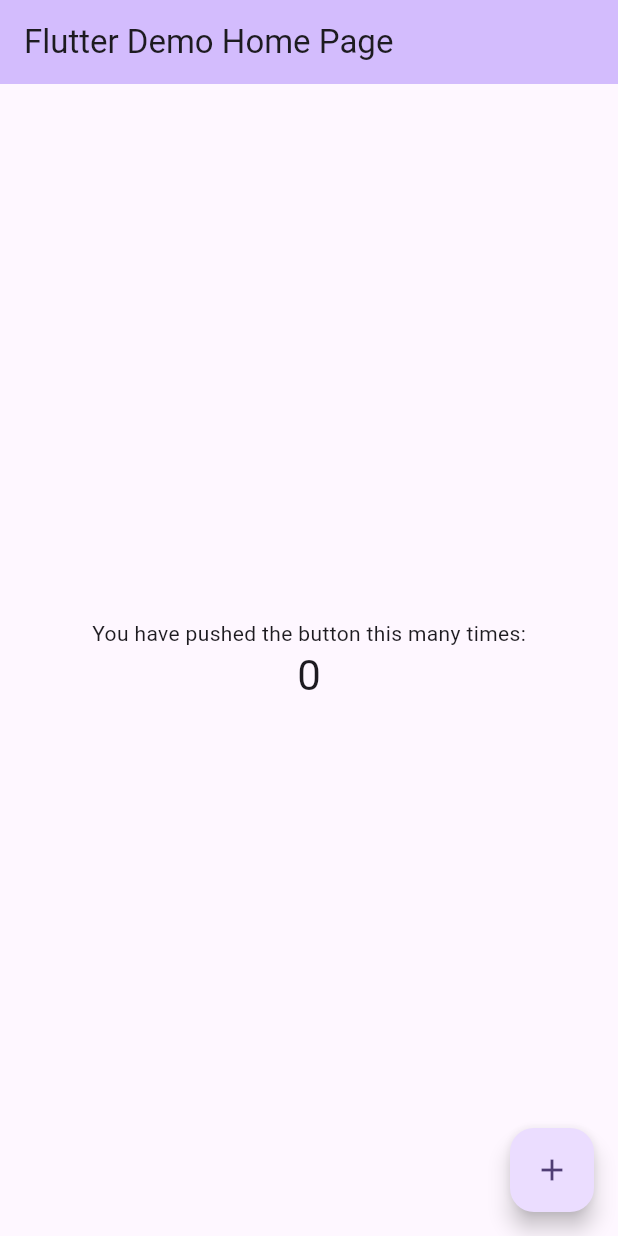
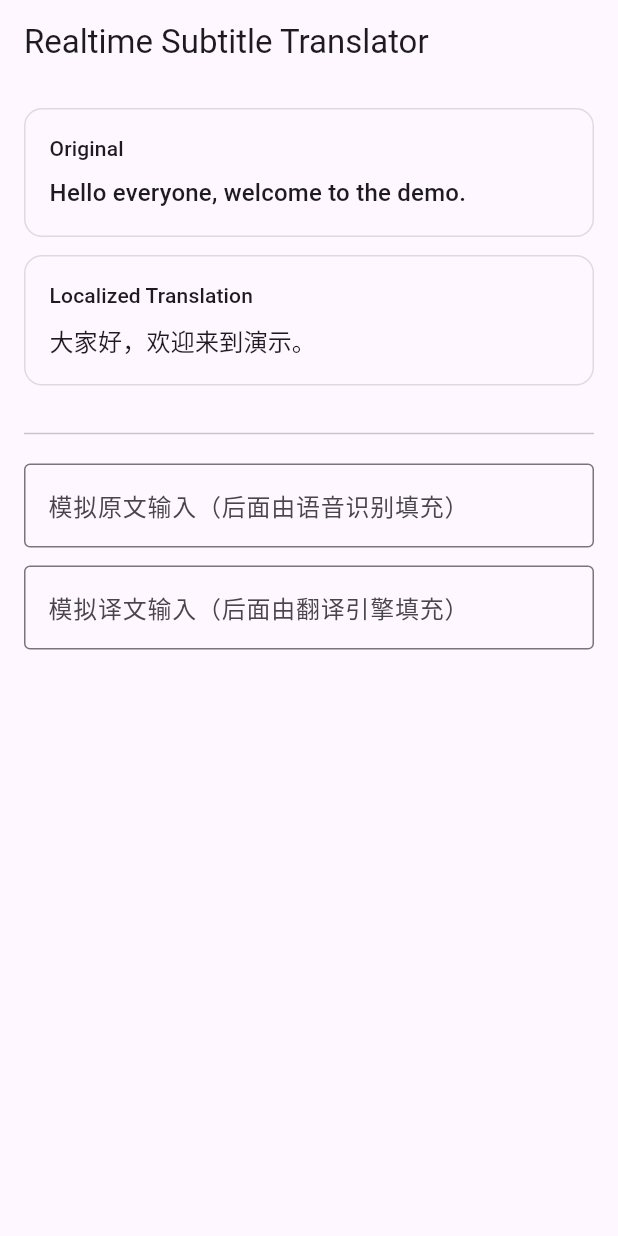
Before and after one commit to XxmouxX/-realtime-subtitle-translator, a Flutter app: the screen it shows after launch, on a phone screen of 412 x 824 dp. Run offline on Flutter 3.47's test engine with Material 3 defaults, Android fonts, the phone set to English and light mode, and no system bars.

Commit message:
Add Flutter client and subtitle UI skeleton

```diff
--- a/apps/client_flutter/lib/main.dart
+++ b/apps/client_flutter/lib/main.dart
@@ -1,122 +1,100 @@
 import 'package:flutter/material.dart';
 
 void main() {
-  runApp(const MyApp());
+  runApp(const SubtitleApp());
 }
 
-class MyApp extends StatelessWidget {
-  const MyApp({super.key});
+class SubtitleApp extends StatelessWidget {
+  const SubtitleApp({super.key});
 
-  // This widget is the root of your application.
   @override
   Widget build(BuildContext context) {
     return MaterialApp(
-      title: 'Flutter Demo',
-      theme: ThemeData(
-        // This is the theme of your application.
-        //
-        // TRY THIS: Try running your application with "flutter run". You'll see
-        // the application has a purple toolbar. Then, without quitting the app,
-        // try changing the seedColor in the colorScheme below to Colors.green
-        // and then invoke "hot reload" (save your changes or press the "hot
-        // reload" button in a Flutter-supported IDE, or press "r" if you used
-        // the command line to start the app).
-        //
-        // Notice that the counter didn't reset back to zero; the application
-        // state is not lost during the reload. To reset the state, use hot
-        // restart instead.
-        //
-        // This works for code too, not just values: Most code changes can be
-        // tested with just a hot reload.
-        colorScheme: .fromSeed(seedColor: Colors.deepPurple),
-      ),
-      home: const MyHomePage(title: 'Flutter Demo Home Page'),
+      title: 'Realtime Subtitle Translator',
+      debugShowCheckedModeBanner: false,
+      theme: ThemeData(useMaterial3: true),
+      home: const SubtitleHomePage(),
     );
   }
 }
 
-class MyHomePage extends StatefulWidget {
-  const MyHomePage({super.key, required this.title});
-
-  // This widget is the home page of your application. It is stateful, meaning
-  // that it has a State object (defined below) that contains fields that affect
-  // how it looks.
-
-  // This class is the configuration for the state. It holds the values (in this
-  // case the title) provided by the parent (in this case the App widget) and
-  // used by the build method of the State. Fields in a Widget subclass are
-  // always marked "final".
-
-  final String title;
+class SubtitleHomePage extends StatefulWidget {
+  const SubtitleHomePage({super.key});
 
   @override
-  State<MyHomePage> createState() => _MyHomePageState();
+  State<SubtitleHomePage> createState() => _SubtitleHomePageState();
 }
 
-class _MyHomePageState extends State<MyHomePage> {
-  int _counter = 0;
-
-  void _incrementCounter() {
-    setState(() {
-      // This call to setState tells the Flutter framework that something has
-      // changed in this State, which causes it to rerun the build method below
-      // so that the display can reflect the updated values. If we changed
-      // _counter without calling setState(), then the build method would not be
-      // called again, and so nothing would appear to happen.
-      _counter++;
-    });
-  }
+class _SubtitleHomePageState extends State<SubtitleHomePage> {
+  // 先用假数据占位：后面接入语音识别/翻译时替换这里
+  String original = 'Hello everyone, welcome to the demo.';
+  String translated = '大家好，欢迎来到演示。';
 
   @override
   Widget build(BuildContext context) {
-    // This method is rerun every time setState is called, for instance as done
-    // by the _incrementCounter method above.
-    //
-    // The Flutter framework has been optimized to make rerunning build methods
-    // fast, so that you can just rebuild anything that needs updating rather
-    // than having to individually change instances of widgets.
     return Scaffold(
       appBar: AppBar(
-        // TRY THIS: Try changing the color here to a specific color (to
-        // Colors.amber, perhaps?) and trigger a hot reload to see the AppBar
-        // change color while the other colors stay the same.
-        backgroundColor: Theme.of(context).colorScheme.inversePrimary,
-        // Here we take the value from the MyHomePage object that was created by
-        // the App.build method, and use it to set our appbar title.
-        title: Text(widget.title),
+        title: const Text('Realtime Subtitle Translator'),
       ),
-      body: Center(
-        // Center is a layout widget. It takes a single child and positions it
-        // in the middle of the parent.
+      body: Padding(
+        padding: const EdgeInsets.all(16),
         child: Column(
-          // Column is also a layout widget. It takes a list of children and
-          // arranges them vertically. By default, it sizes itself to fit its
-          // children horizontally, and tries to be as tall as its parent.
-          //
-          // Column has various properties to control how it sizes itself and
-          // how it positions its children. Here we use mainAxisAlignment to
-          // center the children vertically; the main axis here is the vertical
-          // axis because Columns are vertical (the cross axis would be
-          // horizontal).
-          //
-          // TRY THIS: Invoke "debug painting" (choose the "Toggle Debug Paint"
-          // action in the IDE, or press "p" in the console), to see the
-          // wireframe for each widget.
-          mainAxisAlignment: .center,
           children: [
-            const Text('You have pushed the button this many times:'),
-            Text(
-              '$_counter',
-              style: Theme.of(context).textTheme.headlineMedium,
+            _SubtitleCard(title: 'Original', text: original),
+            const SizedBox(height: 12),
+            _SubtitleCard(title: 'Localized Translation', text: translated),
+            const SizedBox(height: 24),
+            const Divider(),
+            const SizedBox(height: 12),
+            TextField(
+              decoration: const InputDecoration(
+                labelText: '模拟原文输入（后面由语音识别填充）',
+                border: OutlineInputBorder(),
+              ),
+              onChanged: (v) => setState(() => original = v),
+            ),
+            const SizedBox(height: 12),
+            TextField(
+              decoration: const InputDecoration(
+                labelText: '模拟译文输入（后面由翻译引擎填充）',
+                border: OutlineInputBorder(),
+              ),
+              onChanged: (v) => setState(() => translated = v),
             ),
           ],
         ),
       ),
-      floatingActionButton: FloatingActionButton(
-        onPressed: _incrementCounter,
-        tooltip: 'Increment',
-        child: const Icon(Icons.add),
+    );
+  }
+}
+
+class _SubtitleCard extends StatelessWidget {
+  final String title;
+  final String text;
+
+  const _SubtitleCard({required this.title, required this.text});
+
+  @override
+  Widget build(BuildContext context) {
+    return Container(
+      width: double.infinity,
+      padding: const EdgeInsets.all(16),
+      decoration: BoxDecoration(
+        borderRadius: BorderRadius.circular(12),
+        border: Border.all(color: Colors.black12),
+      ),
+      child: Column(
+        crossAxisAlignment: CrossAxisAlignment.start,
+        children: [
+          Text(title, style: Theme.of(context).textTheme.labelLarge),
+          const SizedBox(height: 8),
+          SelectableText(
+            text.isEmpty ? '（等待字幕…）' : text,
+            style: Theme.of(context).textTheme.titleMedium,
+          ),
+        ],
       ),
     );
   }
 }
+// TEST: hot reload should pick this up
```
